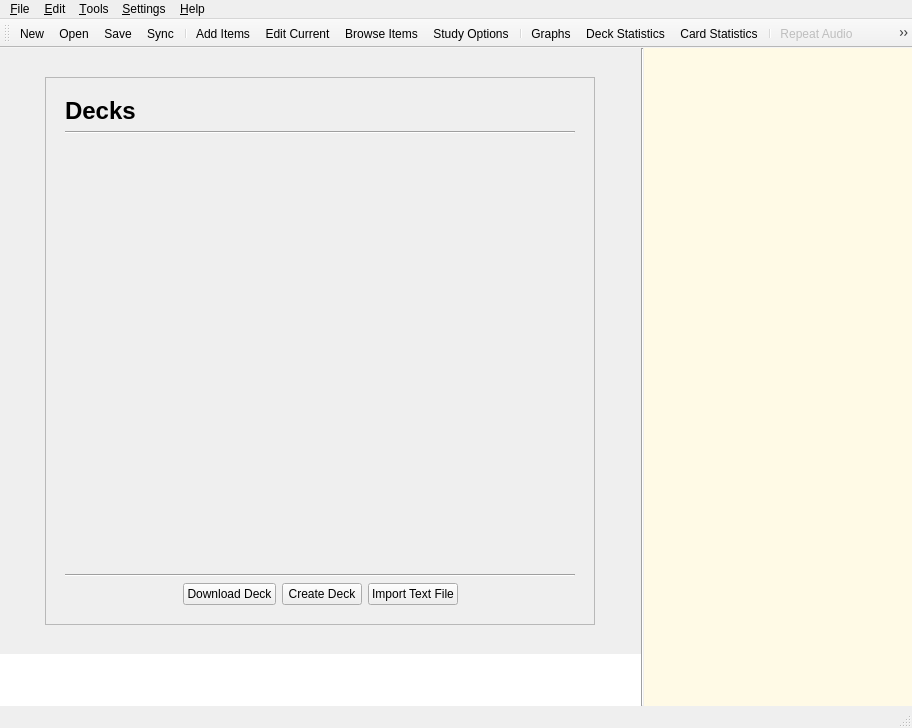
Qt form designer/main.ui (ankitects/anki) before a commit.
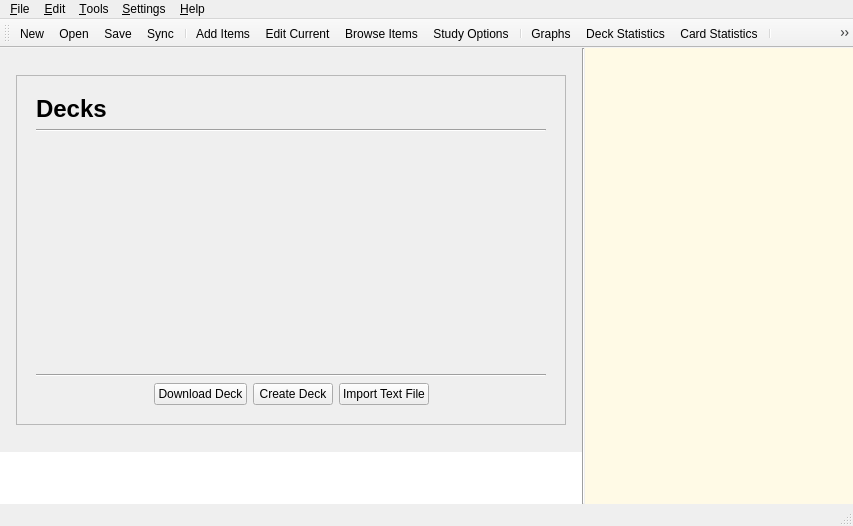
The same form after that commit. The open tabs and pages were chosen to show the change. Icons and pictures are not drawn.

Commit message: set correct starting screen

What changed in the file:
```diff
--- a/designer/main.ui
+++ b/designer/main.ui
@@ -1,13 +1,13 @@
 <?xml version="1.0" encoding="UTF-8"?>
 <ui version="4.0">
  <class>MainWindow</class>
- <widget class="QMainWindow" name="MainWindow">
-  <property name="geometry">
+ <widget class="QMainWindow" name="MainWindow" >
+  <property name="geometry" >
    <rect>
     <x>0</x>
     <y>0</y>
-    <width>912</width>
-    <height>728</height>
+    <width>853</width>
+    <height>526</height>
    </rect>
   </property>
   <property name="sizePolicy">
@@ -23,9 +23,17 @@
    <iconset resource="../icons.qrc">
     <normaloff>:/icons/anki.png</normaloff>:/icons/anki.png</iconset>
   </property>
-  <widget class="QWidget" name="centralwidget">
-   <property name="sizePolicy">
-    <sizepolicy hsizetype="Expanding" vsizetype="Expanding">
+  <widget class="QWidget" name="centralwidget" >
+   <property name="geometry" >
+    <rect>
+     <x>0</x>
+     <y>63</y>
+     <width>853</width>
+     <height>442</height>
+    </rect>
+   </property>
+   <property name="sizePolicy" >
+    <sizepolicy vsizetype="Expanding" hsizetype="Expanding" >
      <horstretch>1</horstretch>
      <verstretch>1</verstretch>
     </sizepolicy>
@@ -373,8 +381,26 @@
            </item>
           </layout>
          </widget>
-         <widget class="QWidget" name="typeAnswerPage"/>
-         <widget class="QWidget" name="blankButtonPage"/>
+         <widget class="QWidget" name="typeAnswerPage" >
+          <property name="geometry" >
+           <rect>
+            <x>0</x>
+            <y>0</y>
+            <width>100</width>
+            <height>30</height>
+           </rect>
+          </property>
+         </widget>
+         <widget class="QWidget" name="blankButtonPage" >
+          <property name="geometry" >
+           <rect>
+            <x>0</x>
+            <y>0</y>
+            <width>582</width>
+            <height>60</height>
+           </rect>
+          </property>
+         </widget>
         </widget>
        </item>
        <item row="0" column="0">
@@ -1082,8 +1108,16 @@
            </item>
           </layout>
          </widget>
-         <widget class="QWidget" name="page">
-          <layout class="QVBoxLayout" name="verticalLayout_15">
+         <widget class="QWidget" name="page" >
+          <property name="geometry" >
+           <rect>
+            <x>0</x>
+            <y>0</y>
+            <width>641</width>
+            <height>584</height>
+           </rect>
+          </property>
+          <layout class="QVBoxLayout" name="verticalLayout_15" >
            <item>
             <spacer name="verticalSpacer_7">
              <property name="orientation">
@@ -1178,13 +1212,13 @@
                     <property name="widgetResizable">
                      <bool>true</bool>
                     </property>
-                    <widget class="QWidget" name="scrollAreaWidgetContents">
-                     <property name="geometry">
+                    <widget class="QWidget" name="scrollAreaWidgetContents" >
+                     <property name="geometry" >
                       <rect>
                        <x>0</x>
                        <y>0</y>
-                       <width>516</width>
-                       <height>412</height>
+                       <width>100</width>
+                       <height>30</height>
                       </rect>
                      </property>
                      <layout class="QVBoxLayout" name="verticalLayout_18">
@@ -1514,17 +1548,17 @@
     </item>
    </layout>
   </widget>
-  <widget class="QMenuBar" name="menubar">
-   <property name="geometry">
+  <widget class="QMenuBar" name="menubar" >
+   <property name="geometry" >
     <rect>
      <x>0</x>
      <y>0</y>
-     <width>912</width>
-     <height>23</height>
+     <width>853</width>
+     <height>21</height>
     </rect>
    </property>
-   <widget class="QMenu" name="menuHelp">
-    <property name="title">
+   <widget class="QMenu" name="menuHelp" >
+    <property name="title" >
      <string>&amp;Help</string>
     </property>
     <addaction name="actionStarthere"/>
@@ -1536,8 +1570,8 @@
     <addaction name="actionDonate"/>
     <addaction name="actionAbout"/>
    </widget>
-   <widget class="QMenu" name="menuEdit">
-    <property name="title">
+   <widget class="QMenu" name="menuEdit" >
+    <property name="title" >
      <string>&amp;Edit</string>
     </property>
     <addaction name="actionUndo"/>
@@ -1552,8 +1586,8 @@
     <addaction name="actionSuspendCard"/>
     <addaction name="actionDelete"/>
    </widget>
-   <widget class="QMenu" name="menuDeck">
-    <property name="title">
+   <widget class="QMenu" name="menuDeck" >
+    <property name="title" >
      <string>&amp;File</string>
     </property>
     <widget class="QMenu" name="menuDownload">
@@ -1584,8 +1618,8 @@
     <addaction name="separator"/>
     <addaction name="actionExit"/>
    </widget>
-   <widget class="QMenu" name="menuTools">
-    <property name="title">
+   <widget class="QMenu" name="menuTools" >
+    <property name="title" >
      <string>&amp;Tools</string>
     </property>
     <widget class="QMenu" name="menu_Lookup">
@@ -1631,8 +1665,8 @@
     <addaction name="actionCram"/>
     <addaction name="separator"/>
    </widget>
-   <widget class="QMenu" name="menu_Settings">
-    <property name="title">
+   <widget class="QMenu" name="menu_Settings" >
+    <property name="title" >
      <string>&amp;Settings</string>
     </property>
     <widget class="QMenu" name="menuPlugins">
@@ -1665,14 +1699,22 @@
     <addaction name="menuPlugins"/>
     <addaction name="actionPreferences"/>
    </widget>
-   <addaction name="menuDeck"/>
-   <addaction name="menuEdit"/>
-   <addaction name="menuTools"/>
-   <addaction name="menu_Settings"/>
-   <addaction name="menuHelp"/>
+   <addaction name="menuDeck" />
+   <addaction name="menuEdit" />
+   <addaction name="menuTools" />
+   <addaction name="menu_Settings" />
+   <addaction name="menuHelp" />
   </widget>
-  <widget class="QStatusBar" name="statusbar">
-   <property name="sizeGripEnabled">
+  <widget class="QStatusBar" name="statusbar" >
+   <property name="geometry" >
+    <rect>
+     <x>0</x>
+     <y>505</y>
+     <width>853</width>
+     <height>21</height>
+    </rect>
+   </property>
+   <property name="sizeGripEnabled" >
     <bool>true</bool>
    </property>
   </widget>
@@ -1680,7 +1722,15 @@
    <property name="enabled">
     <bool>true</bool>
    </property>
-   <property name="orientation">
+   <property name="geometry" >
+    <rect>
+     <x>0</x>
+     <y>21</y>
+     <width>853</width>
+     <height>42</height>
+    </rect>
+   </property>
+   <property name="orientation" >
     <enum>Qt::Horizontal</enum>
    </property>
    <property name="iconSize">
@@ -1695,24 +1745,24 @@
    <attribute name="toolBarBreak">
     <bool>false</bool>
    </attribute>
-   <addaction name="actionNew"/>
-   <addaction name="actionOpen"/>
-   <addaction name="actionSave"/>
-   <addaction name="actionSyncdeck"/>
-   <addaction name="separator"/>
-   <addaction name="actionAddcards"/>
-   <addaction name="actionEditCurrent"/>
-   <addaction name="actionEditdeck"/>
-   <addaction name="actionStudyOptions"/>
-   <addaction name="separator"/>
-   <addaction name="actionGraphs"/>
-   <addaction name="actionDstats"/>
-   <addaction name="actionCstats"/>
-   <addaction name="separator"/>
-   <addaction name="actionRepeatAudio"/>
-   <addaction name="actionMarkCard"/>
-   <addaction name="separator"/>
-   <addaction name="actionDisplayProperties"/>
+   <addaction name="actionNew" />
+   <addaction name="actionOpen" />
+   <addaction name="actionSave" />
+   <addaction name="actionSyncdeck" />
+   <addaction name="separator" />
+   <addaction name="actionAddcards" />
+   <addaction name="actionEditCurrent" />
+   <addaction name="actionEditdeck" />
+   <addaction name="actionStudyOptions" />
+   <addaction name="separator" />
+   <addaction name="actionGraphs" />
+   <addaction name="actionDstats" />
+   <addaction name="actionCstats" />
+   <addaction name="separator" />
+   <addaction name="actionRepeatAudio" />
+   <addaction name="actionMarkCard" />
+   <addaction name="separator" />
+   <addaction name="actionDisplayProperties" />
   </widget>
   <action name="actionExit">
    <property name="icon">
```
Left out of the diff: 1730 changed lines with no effect on the pictures.
